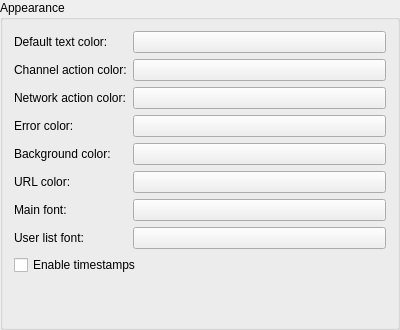
First picture: the form in src/core/gui/configuration/irc/cfgircappearance.ui, repository Destroyerrrocket/doomseeker-unofficial, before the edit.
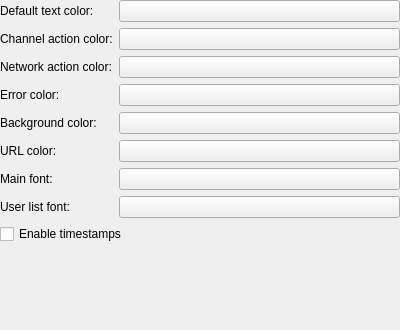
Second picture: the form after the edit. Custom widgets are drawn as their Qt base class.

Commit message: - All configuration pages are now descendants of QWidget rather than QGroupBox. Configuration dialog is responsible for spawning the groupbox and inserting page within.

Diff of the .ui file:
```diff
--- a/src/core/gui/configuration/irc/cfgircappearance.ui
+++ b/src/core/gui/configuration/irc/cfgircappearance.ui
@@ -1,7 +1,7 @@
 <?xml version="1.0" encoding="UTF-8"?>
 <ui version="4.0">
  <class>CFGIRCAppearance</class>
- <widget class="QGroupBox" name="CFGIRCAppearance">
+ <widget class="QWidget" name="CFGIRCAppearance">
   <property name="geometry">
    <rect>
     <x>0</x>
@@ -10,13 +10,10 @@
     <height>330</height>
    </rect>
   </property>
-  <property name="windowTitle">
-   <string>GroupBox</string>
-  </property>
-  <property name="title">
-   <string>Appearance</string>
-  </property>
   <layout class="QVBoxLayout" name="verticalLayout">
+   <property name="margin">
+    <number>0</number>
+   </property>
    <item>
     <layout class="QFormLayout" name="formLayout">
      <property name="fieldGrowthPolicy">
```
The commit also changes 29 other files.
